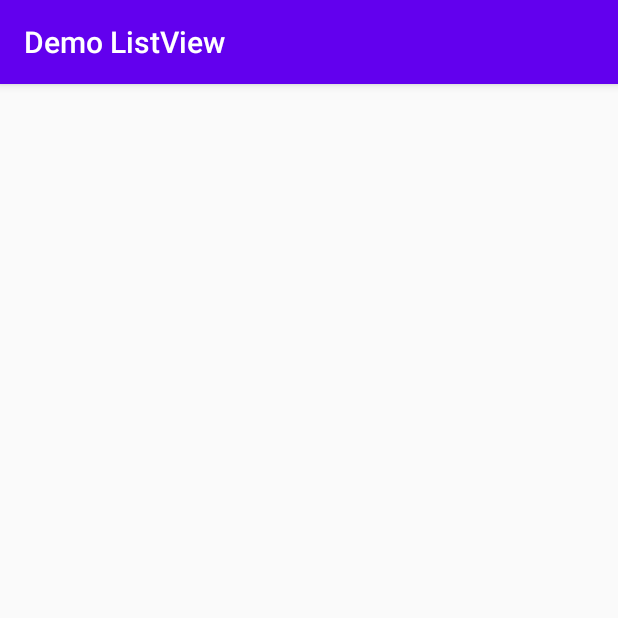
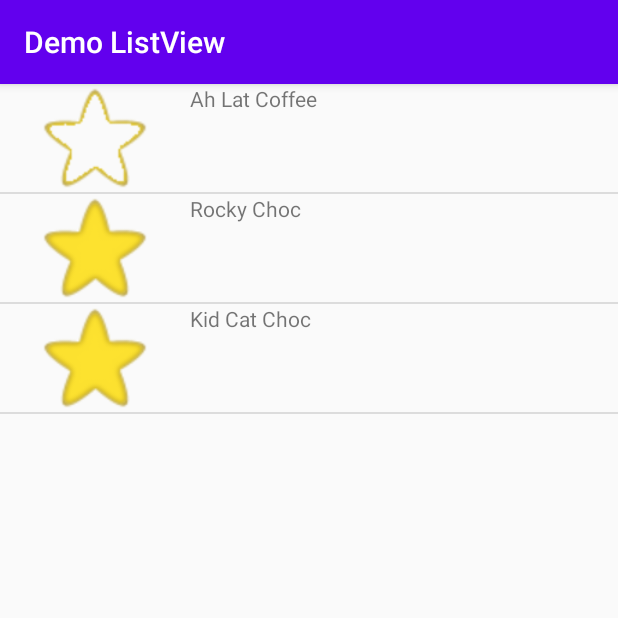
Before and after one commit to lowfanghong/DemoListView, an Android app: the screen it shows after launch (MainActivity), on a phone screen of 412 x 824 dp, the top half of it. Run offline under Robolectric (Android 15) with nearby library versions, the phone set to English and light mode, and no system bars.

Commit message:
final commit

```diff
--- /dev/null
+++ b/app/src/main/java/com/myapplicationdev/android/demolistview/Food.java
@@ -0,0 +1,16 @@
+package com.myapplicationdev.android.demolistview;
+
+public class Food {
+    private String name;
+    private boolean star;
+    public Food(String name, boolean star) {
+        this.name = name;
+        this.star = star;
+    }
+    public String getName() {
+        return name;
+    }
+    public boolean isStar() {
+        return star;
+    }
+}
--- /dev/null
+++ b/app/src/main/java/com/myapplicationdev/android/demolistview/FoodAdapter.java
@@ -0,0 +1,65 @@
+package com.myapplicationdev.android.demolistview;
+
+import android.content.Context;
+import android.view.LayoutInflater;
+import android.view.View;
+import android.view.ViewGroup;
+import android.widget.ArrayAdapter;
+import android.widget.ImageView;
+import android.widget.TextView;
+
+import com.myapplicationdev.android.demolistview.Food;
+import com.myapplicationdev.android.demolistview.R;
+
+import java.util.ArrayList;
+
+public class FoodAdapter extends ArrayAdapter<Food> {
+
+    private ArrayList<Food> food;
+    private Context context;
+    private TextView tvFoodName;
+    private ImageView ivStar;
+
+    public FoodAdapter(Context context, int resource, ArrayList<Food> objects){
+        super(context, resource, objects);
+        // Store the food that is passed to this adapter
+        food = objects;
+        // Store Context object as we would need to use it later
+        this.context = context;
+    }
+
+    // getView() is the method ListView will call to get the
+    //  View object every time ListView needs a row
+    @Override
+    public View getView(int position, View convertView, ViewGroup parent) {
+        // The usual way to get the LayoutInflater object to
+        //  "inflate" the XML file into a View object
+        LayoutInflater inflater = (LayoutInflater) context
+                .getSystemService(Context.LAYOUT_INFLATER_SERVICE);
+        // "Inflate" the row.xml as the layout for the View object
+        View rowView = inflater.inflate(R.layout.row, parent, false);
+
+        // Get the TextView object
+        tvFoodName = (TextView) rowView.findViewById(R.id.tvFoodName);
+        // Get the ImageView object
+        ivStar = (ImageView) rowView.findViewById(R.id.ivStar);
+
+
+        // The parameter "position" is the index of the
+        //  row ListView is requesting.
+        //  We get back the food at the same index.
+        Food currentFood = food.get(position);
+        // Set the TextView to show the food
+
+        tvFoodName.setText(currentFood.getName());
+        // Set the image to star or nostar accordingly
+        if(currentFood.isStar()) {
+            ivStar.setImageResource(R.drawable.star);
+        }
+        else {
+            ivStar.setImageResource(R.drawable.nostar);
+        }
+        // Return the nicely done up View to the ListView
+        return rowView;
+    }
+}
--- a/app/src/main/java/com/myapplicationdev/android/demolistview/MainActivity.java
+++ b/app/src/main/java/com/myapplicationdev/android/demolistview/MainActivity.java
@@ -3,12 +3,48 @@ package com.myapplicationdev.android.demolistview;
 import androidx.appcompat.app.AppCompatActivity;
 
 import android.os.Bundle;
+import android.view.View;
+import android.widget.AdapterView;
+import android.widget.ArrayAdapter;
+import android.widget.ListView;
+import android.widget.Toast;
+
+import java.util.ArrayList;
 
 public class MainActivity extends AppCompatActivity {
+    ListView lv;
+    ArrayAdapter aa;
+    ArrayList<Food> food;
 
     @Override
     protected void onCreate(Bundle savedInstanceState) {
         super.onCreate(savedInstanceState);
         setContentView(R.layout.activity_main);
+
+        lv = (ListView) this.findViewById(R.id.lvFood);
+        lv.setOnItemClickListener(new AdapterView.OnItemClickListener() {
+
+            @Override
+            public void onItemClick(AdapterView<?> parent, View view, int position, long id) {
+                Food selectedFood = food.get(position);
+
+                Toast.makeText(MainActivity.this, selectedFood.getName()
+                                + " Star: " + selectedFood.isStar(),
+                        Toast.LENGTH_LONG).show();
+            }
+        });
+
+
+        // Create a few food objects in Food array
+        food = new ArrayList<Food>();
+        food.add(new Food("Ah Lat Coffee", false));
+        food.add(new Food("Rocky Choc", true));
+        food.add(new Food("Kid Cat Choc", true));
+
+        // Link this Activity object, the row.xml layout for
+        //  each row and the food String array together
+        aa = new FoodAdapter(this, R.layout.row, food);
+        lv.setAdapter(aa);
     }
+
 }
--- a/app/src/main/res/layout/activity_main.xml
+++ b/app/src/main/res/layout/activity_main.xml
@@ -5,4 +5,10 @@
     android:layout_width="match_parent"
     android:layout_height="match_parent"
     android:orientation="vertical"
-    tools:context=".MainActivity" />
+    tools:context=".MainActivity" >
+
+    <ListView
+        android:id="@+id/lvFood"
+        android:layout_width="match_parent"
+        android:layout_height="532dp" />
+</LinearLayout>
--- /dev/null
+++ b/app/src/main/res/layout/row.xml
@@ -0,0 +1,19 @@
+<?xml version="1.0" encoding="utf-8"?>
+<LinearLayout xmlns:android="http://schemas.android.com/apk/res/android"
+    xmlns:app="http://schemas.android.com/apk/res-auto"
+    android:layout_width="match_parent"
+    android:layout_height="match_parent">
+
+    <ImageView
+        android:id="@+id/ivStar"
+        android:layout_width="wrap_content"
+        android:layout_height="72dp"
+        android:layout_weight="1" />
+
+    <TextView
+        android:id="@+id/tvFoodName"
+        android:layout_width="218dp"
+        android:layout_height="wrap_content"
+        android:layout_weight="1"
+        android:text="TextView" />
+</LinearLayout>
```
Also changed, not shown: app/src/main/res/drawable-v24/nostar.png (added), app/src/main/res/drawable-v24/star.png (added).
